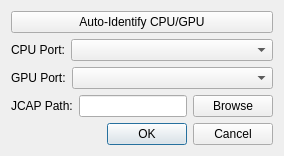
First picture: the form in res/ui/PreferencesDialog.ui, repository cspang1/jide, before the edit.
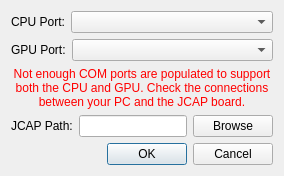
Second picture: the form after the edit.

Commit message: Implemented preferences

What changed in the file:
```diff
--- a/res/ui/PreferencesDialog.ui
+++ b/res/ui/PreferencesDialog.ui
@@ -29,19 +29,6 @@
    <property name="sizeConstraint">
     <enum>QLayout::SetFixedSize</enum>
    </property>
-   <item>
-    <widget class="QPushButton" name="ident_props_button">
-     <property name="sizePolicy">
-      <sizepolicy hsizetype="MinimumExpanding" vsizetype="Fixed">
-       <horstretch>0</horstretch>
-       <verstretch>0</verstretch>
-      </sizepolicy>
-     </property>
-     <property name="text">
-      <string>Auto-Identify CPU/GPU</string>
-     </property>
-    </widget>
-   </item>
    <item>
     <layout class="QHBoxLayout" name="cpu_port_layout">
      <item>
@@ -82,6 +69,28 @@
      </item>
     </layout>
    </item>
+   <item>
+    <widget class="QLabel" name="com_port_warning">
+     <property name="enabled">
+      <bool>true</bool>
+     </property>
+     <property name="text">
+      <string>&lt;html&gt;&lt;head/&gt;&lt;body&gt;&lt;p&gt;&lt;span style=&quot; color:#ff0000;&quot;&gt;Not enough COM ports are populated to support both the CPU and GPU. Check the connections between your PC and the JCAP board.&lt;/span&gt;&lt;/p&gt;&lt;/body&gt;&lt;/html&gt;</string>
+     </property>
+     <property name="textFormat">
+      <enum>Qt::RichText</enum>
+     </property>
+     <property name="scaledContents">
+      <bool>false</bool>
+     </property>
+     <property name="alignment">
+      <set>Qt::AlignCenter</set>
+     </property>
+     <property name="wordWrap">
+      <bool>true</bool>
+     </property>
+    </widget>
+   </item>
    <item>
     <layout class="QHBoxLayout" name="jcap_path_layout">
      <item>
```
The commit also changes 10 other files.
